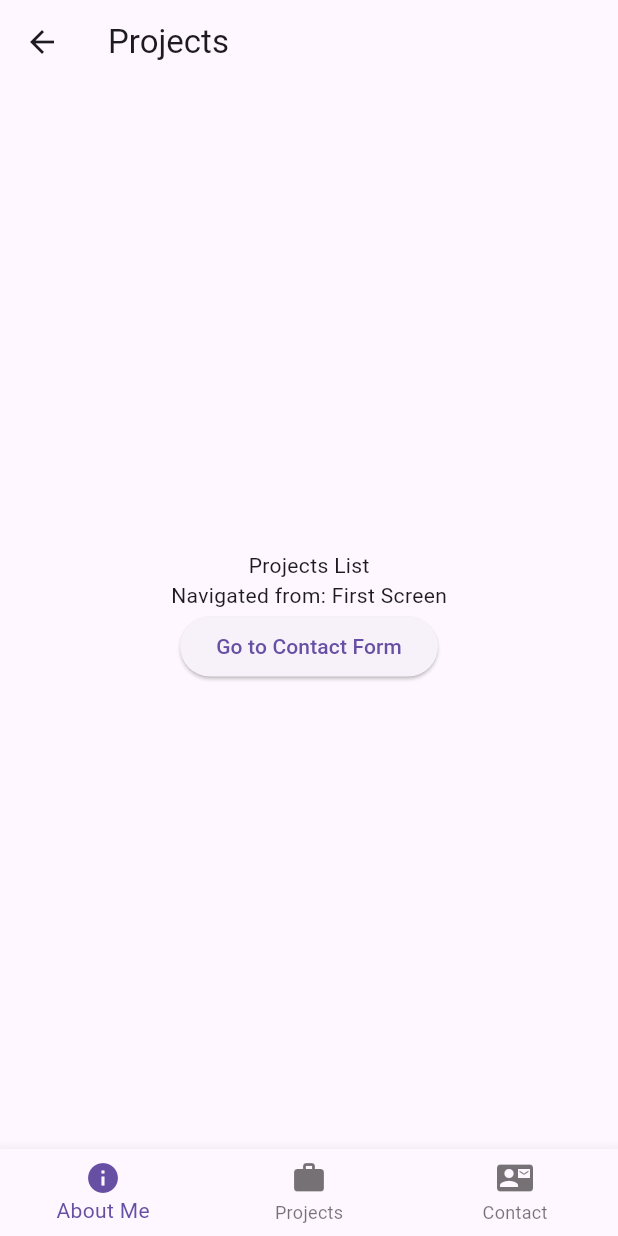
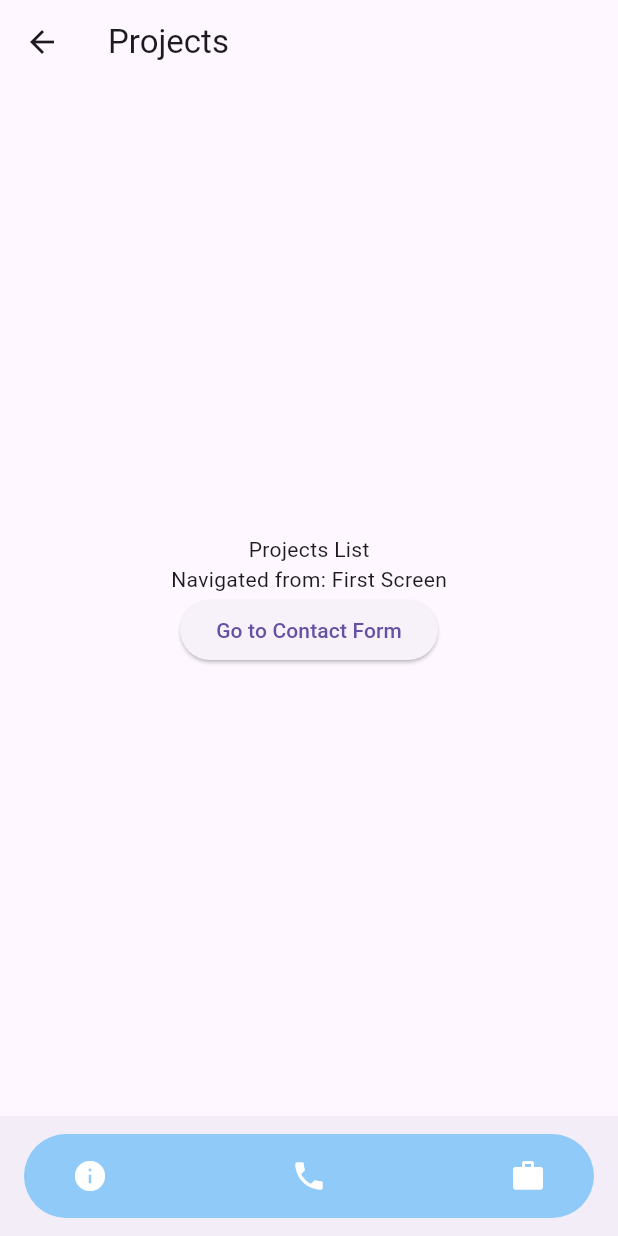
Before and after one commit to habibiezkrillh/assignments-navigation, a Flutter app: the SecondScreen screen opened by its route, after a tap on "View My Projects", on a phone screen of 412 x 824 dp. Run offline on Flutter 3.47's test engine with Material 3 defaults, Android fonts, the phone set to English and light mode, and no system bars.

Commit message:
bottom navigation test

```diff
--- a/lib/widgets/bottom_nav_bar.dart
+++ b/lib/widgets/bottom_nav_bar.dart
@@ -3,34 +3,41 @@ import 'package:flutter/material.dart';
 class BottomNavBar extends StatelessWidget {
   @override
   Widget build(BuildContext context) {
-    return BottomNavigationBar(
-      items: const [
-        BottomNavigationBarItem(
-          icon: Icon(Icons.info),
-          label: 'About Me',
+    return BottomAppBar(
+      shape: CircularNotchedRectangle(),
+      notchMargin: 8.0,
+      child: Container(
+        height: 60.0,
+        padding: EdgeInsets.symmetric(horizontal: 20.0),
+        decoration: BoxDecoration(
+          color: Colors.blue[200],
+          borderRadius: BorderRadius.circular(30.0),
         ),
-        BottomNavigationBarItem(
-          icon: Icon(Icons.work),
-          label: 'Projects',
+        child: Row(
+          mainAxisAlignment: MainAxisAlignment.spaceBetween,
+          children: <Widget>[
+            IconButton(
+              icon: Icon(Icons.info, color: Colors.white),
+              onPressed: () {
+                Navigator.pushNamed(context, '/');
+              },
+            ),
+            IconButton(
+              icon: Icon(Icons.phone, color: Colors.white),
+              onPressed: () {
+                Navigator.pushNamed(context, '/third');
+              },
+            ),
+            IconButton(
+              icon: Icon(Icons.work,
+                  color: const Color.fromARGB(255, 255, 255, 255)),
+              onPressed: () {
+                Navigator.pushNamed(context, '/second');
+              },
+            ),
+          ],
         ),
-        BottomNavigationBarItem(
-          icon: Icon(Icons.contact_mail),
-          label: 'Contact',
-        ),
-      ],
-      onTap: (index) {
-        switch (index) {
-          case 0:
-            Navigator.pushNamed(context, '/');
-            break;
-          case 1:
-            Navigator.pushNamed(context, '/second');
-            break;
-          case 2:
-            Navigator.pushNamed(context, '/third');
-            break;
-        }
-      },
+      ),
     );
   }
 }
```
